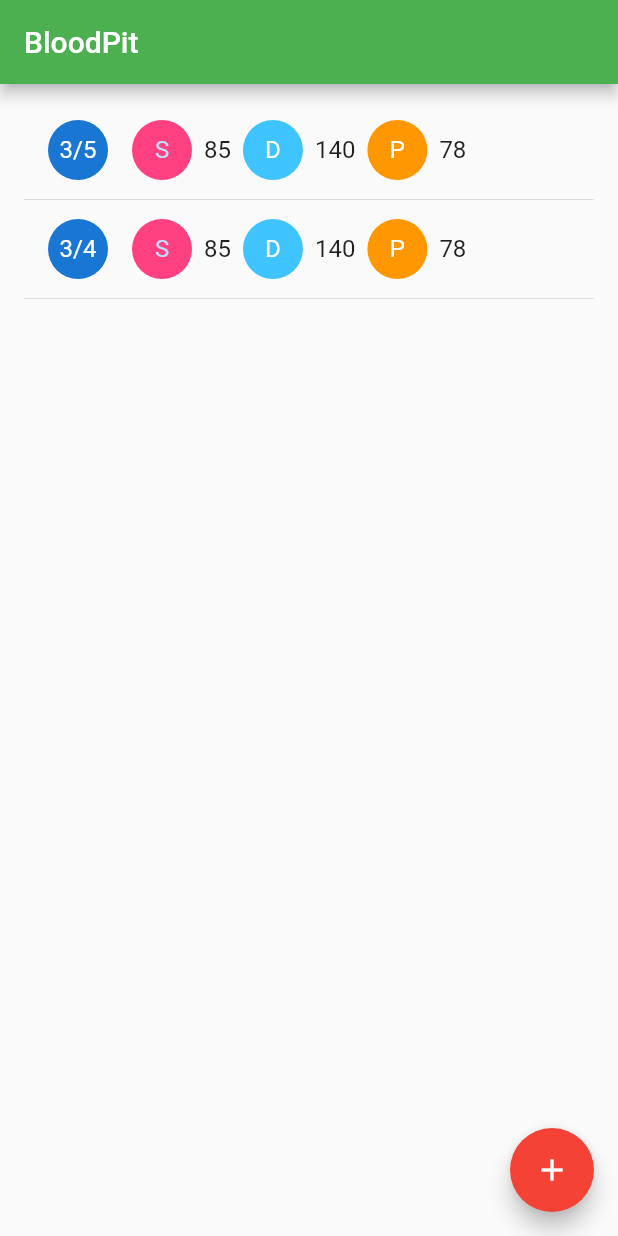
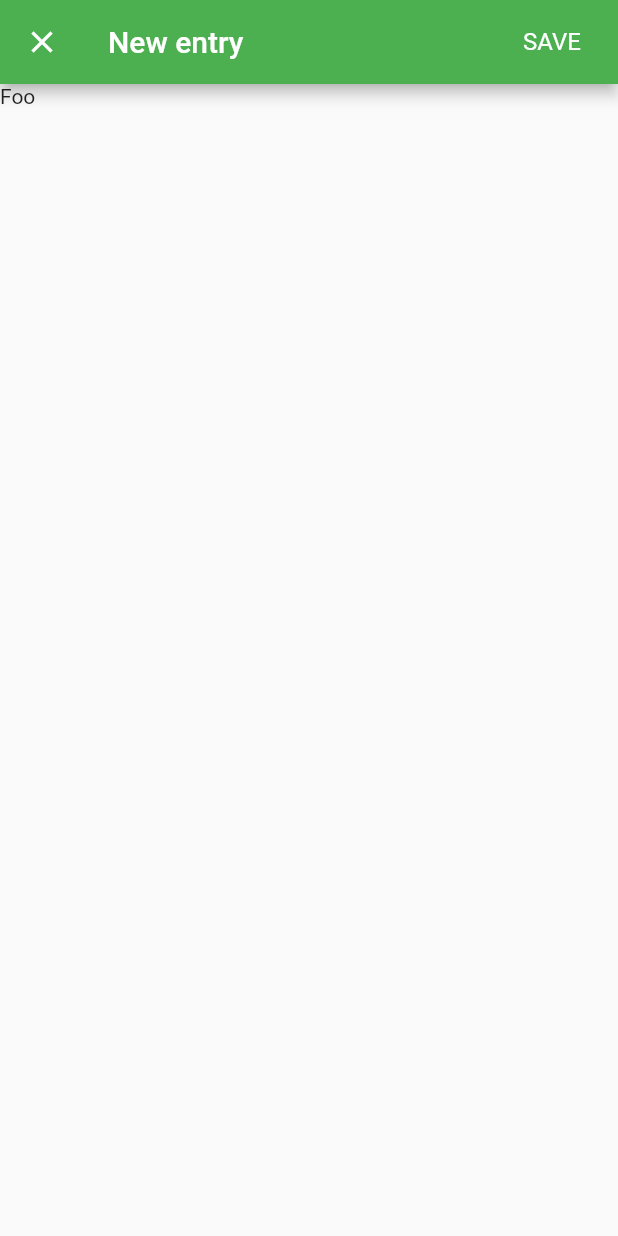
Before and after one commit to deadcheat/bloodleycooper, a Flutter app: the screen it shows after launch, after a tap on the "add" icon, on a phone screen of 412 x 824 dp. Run offline on Flutter 3.47's test engine with Material 2 defaults, Android fonts, the phone set to English and light mode, and no system bars.

Commit message:
added new route

```diff
--- /dev/null
+++ b/lib/addreport.dart
@@ -0,0 +1,30 @@
+import 'package:flutter/material.dart';
+
+class AddReportDialog extends StatefulWidget {
+  @override
+  AddReportDialogState createState() => new AddReportDialogState();
+}
+
+class AddReportDialogState extends State<AddReportDialog> {
+  @override
+  Widget build(BuildContext context) {
+    return new Scaffold(
+      appBar: new AppBar(
+        title: const Text('New entry'),
+        actions: [
+          new FlatButton(
+              onPressed: () {
+                //TODO: Handle save
+              },
+              child: new Text('SAVE',
+                  style: Theme
+                      .of(context)
+                      .textTheme
+                      .subhead
+                      .copyWith(color: Colors.white))),
+        ],
+      ),
+      body: new Text("Foo"),
+    );
+  }
+}
--- a/lib/main.dart
+++ b/lib/main.dart
@@ -1,7 +1,7 @@
+import 'package:bloodpit/addreport.dart';
 import 'package:flutter/material.dart';
-import 'package:flutter/foundation.dart';
-import 'report.dart';
-import 'timing.dart';
+import 'package:bloodpit/report.dart';
+import 'package:bloodpit/timing.dart';
 
 void main() => runApp(new BloodPit());
 
@@ -57,7 +57,13 @@ class ReportsState extends State<Reports> {
       ),
       body: _buildReports(),
       floatingActionButton: new FloatingActionButton(
-        onPressed: _addReport,
+        onPressed: () {
+          Navigator.of(context).push(new MaterialPageRoute<Null>(
+              builder: (BuildContext context) {
+                return new AddReportDialog();
+              },
+              fullscreenDialog: true));
+        },
         tooltip: 'Add Record',
         child: new Icon(Icons.add),
         backgroundColor: Colors.red,
```
